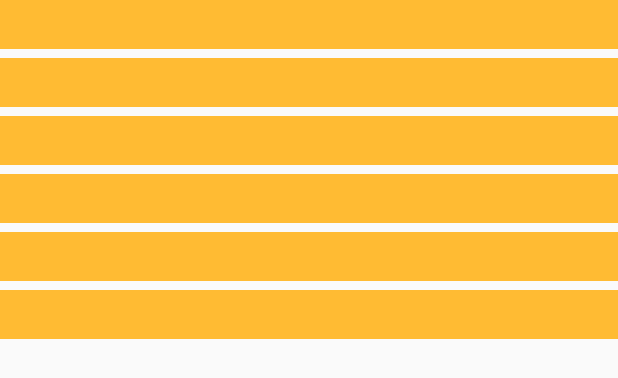
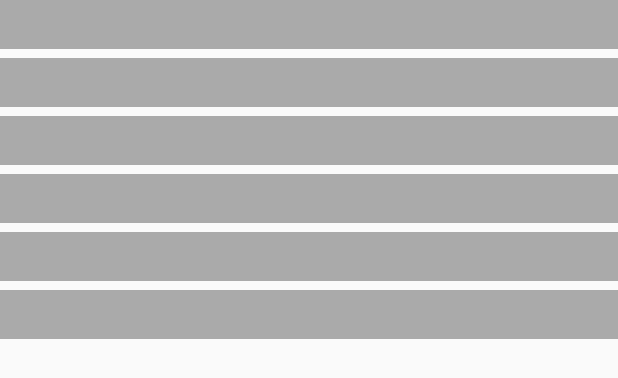
Before and after one commit to Justin-Bee/MyContacts, an Android app: the layout recyclerview_contact_info.xml on its own in the app's theme, with its tools: preview values and no code run, on a phone screen of 412 x 824 dp. Shown: the top 378 px of the screen. Run offline under Robolectric (Android 15) with nearby library versions, the phone set to English and light mode, and no system bars.

Commit message:
chaged color schemes

```diff
--- a/app/src/main/res/layout/content_contactinfo.xml
+++ b/app/src/main/res/layout/content_contactinfo.xml
@@ -41,7 +41,7 @@ limitations under the License. -->
             android:id="@+id/contactrecyclerview"
             android:layout_width="match_parent"
             android:layout_height="match_parent"
-            android:background="@android:color/holo_blue_dark"
+            android:background="@android:color/darker_gray"
             tools:listitem="@layout/recyclerview_contact_info"/>
 
 </androidx.constraintlayout.widget.ConstraintLayout>
--- a/app/src/main/res/layout/content_main.xml
+++ b/app/src/main/res/layout/content_main.xml
@@ -40,7 +40,7 @@ limitations under the License. -->
         android:id="@+id/recyclerview"
         android:layout_width="match_parent"
         android:layout_height="match_parent"
-        android:background="@android:color/holo_orange_dark"
+        android:background="@android:color/darker_gray"
         tools:listitem="@layout/recyclerview_item"/>
 
 </androidx.constraintlayout.widget.ConstraintLayout>
--- a/app/src/main/res/layout/recyclerview_contact_info.xml
+++ b/app/src/main/res/layout/recyclerview_contact_info.xml
@@ -7,42 +7,42 @@
             style="@style/word_title"
             android:layout_width="match_parent"
             android:layout_height="wrap_content"
-            android:background="@android:color/holo_orange_light" />
+            android:background="@android:color/darker_gray" />
     <TextView
         android:id="@+id/phoneView"
         style="@style/word_title"
         android:layout_below="@+id/nameView"
         android:layout_width="match_parent"
         android:layout_height="wrap_content"
-        android:background="@android:color/holo_orange_light" />
+        android:background="@android:color/darker_gray" />
     <TextView
             android:id="@+id/addressView"
             style="@style/word_title"
             android:layout_below="@+id/phoneView"
             android:layout_width="match_parent"
             android:layout_height="wrap_content"
-            android:background="@android:color/holo_orange_light" />
+            android:background="@android:color/darker_gray" />
     <TextView
             android:id="@+id/emailView"
             style="@style/word_title"
             android:layout_below="@+id/addressView"
             android:layout_width="match_parent"
             android:layout_height="wrap_content"
-            android:background="@android:color/holo_orange_light" />
+            android:background="@android:color/darker_gray" />
     <TextView
             android:id="@+id/facebookView"
             style="@style/word_title"
             android:layout_below="@+id/emailView"
             android:layout_width="match_parent"
             android:layout_height="wrap_content"
-            android:background="@android:color/holo_orange_light" />
+            android:background="@android:color/darker_gray" />
     <TextView
             android:id="@+id/twitterView"
             style="@style/word_title"
             android:layout_below="@+id/facebookView"
             android:layout_width="match_parent"
             android:layout_height="wrap_content"
-            android:background="@android:color/holo_orange_light" />
+            android:background="@android:color/darker_gray" />
 
 
 
--- a/app/src/main/res/layout/recyclerview_item.xml
+++ b/app/src/main/res/layout/recyclerview_item.xml
@@ -27,5 +27,5 @@ limitations under the License. -->
             android:layout_height="wrap_content"
             style="@style/word_title"
             android:id="@+id/buttonView"
-            android:background="@android:color/holo_green_light"/>
+            android:background="@android:color/darker_gray"/>
 </LinearLayout>
```
